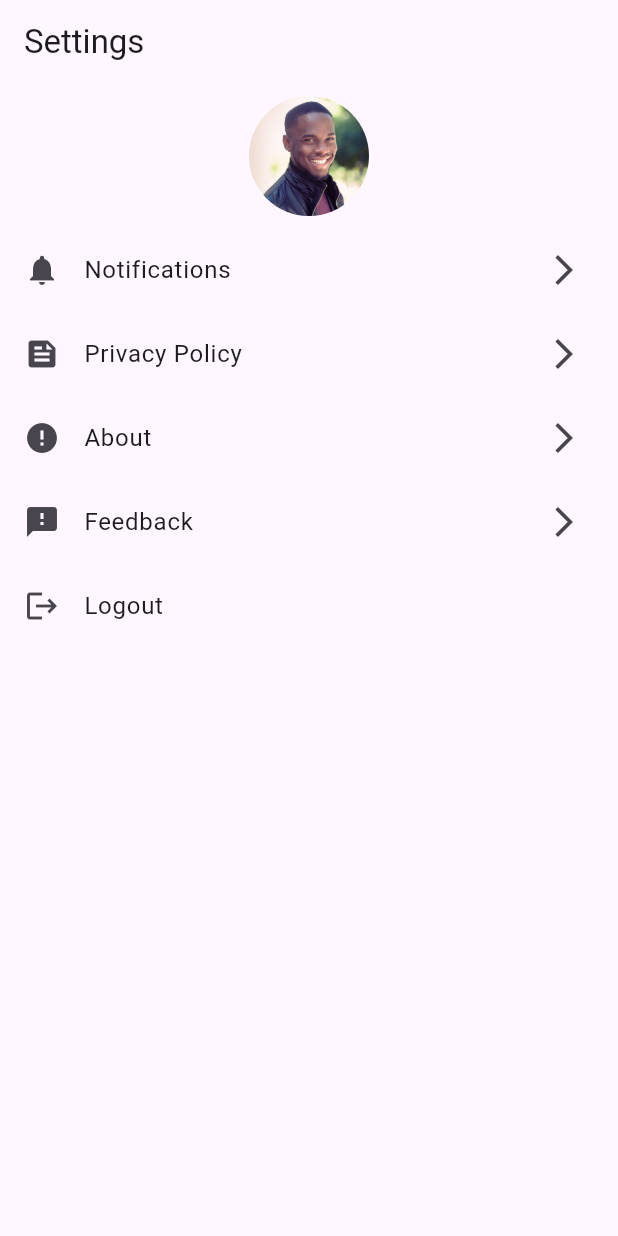
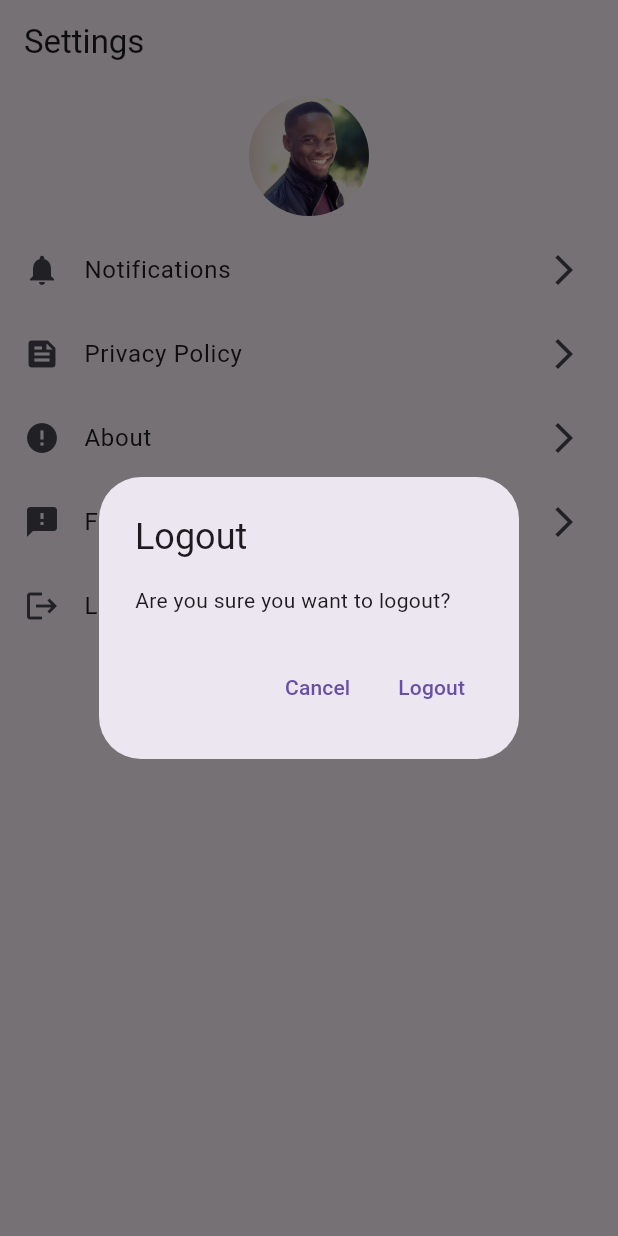
Before and after one commit to ashiqmhdkn/collage_bus_map, a Flutter app: the Settings screen opened directly, after a tap on "Logout", on a phone screen of 412 x 824 dp. Run offline on Flutter 3.47's test engine with Material 3 defaults, Android fonts, the phone set to English and light mode, and no system bars; our stand-ins replace cloud_firestore, firebase_auth, firebase_core, get, google_maps_flutter, location and 1 more; accounts and stored records are empty.

Commit message:
new changeds

```diff
--- a/lib/settings.dart
+++ b/lib/settings.dart
@@ -77,6 +77,34 @@ class Settings extends StatelessWidget {
   }
 
   void _showLogoutDialog(BuildContext context) {
-    // Logout dialog implementation remains unchanged.
+    showDialog(
+      context: context,
+      builder: (BuildContext context) {
+        return AlertDialog(
+          title: Text("Logout"),
+          content: Text("Are you sure you want to logout?"),
+          actions: [
+            TextButton(
+              onPressed: () {
+                Navigator.of(context).pop(); // Close the dialog
+              },
+              child: Text("Cancel"),
+            ),
+            TextButton(
+              onPressed: () async {
+                // Clear user session
+                SharedPreferences sp = await SharedPreferences.getInstance();
+                await sp.clear();
+                // Navigate back to the login screen
+                Navigator.of(context).pushReplacement(MaterialPageRoute(
+                  builder: (context) => Login(),
+                ));
+              },
+              child: Text("Logout"),
+            ),
+          ],
+        );
+      },
+    );
   }
 }
```
